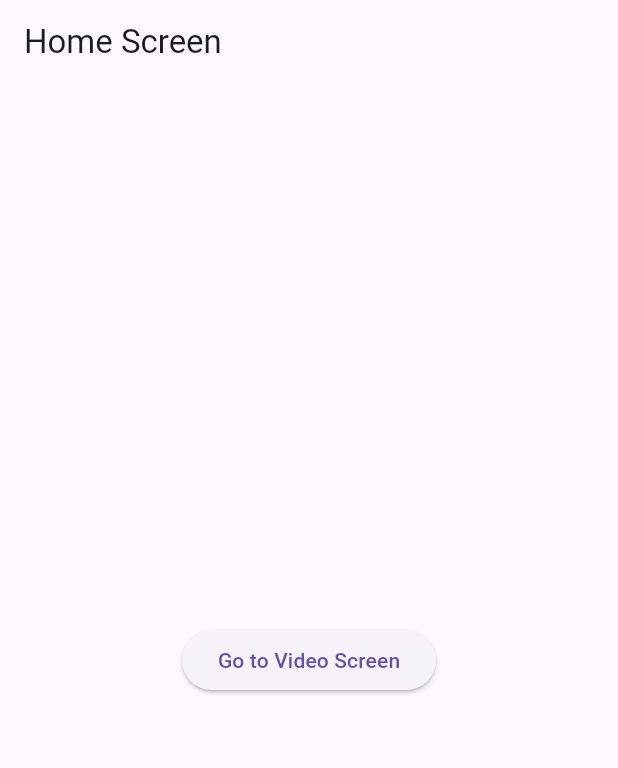
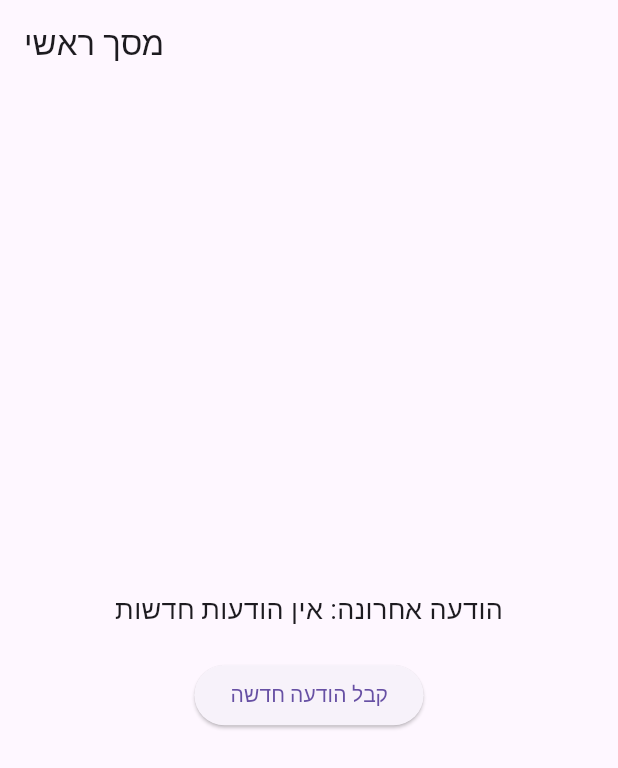
Before and after one commit to udcode/flutter_zero2hero, a Flutter app: the screen it shows after launch, on a phone screen of 412 x 824 dp. Shown: the top 768 px of the screen. Run offline on Flutter 3.47's test engine with Material 3 defaults, Android fonts, the phone set to English and light mode, and no system bars; our stand-ins replace bloc, flutter_bloc, flutter_xlider.

Commit message:
lecture_6

```diff
--- /dev/null
+++ b/lecture_6/lib/event_driven_main.dart
@@ -0,0 +1,94 @@
+import 'package:flutter/material.dart';
+
+void main() {
+  runApp(MyApp());
+}
+
+class MyApp extends StatelessWidget {
+  @override
+  Widget build(BuildContext context) {
+    return MaterialApp(
+      home: HomeScreen(),
+    );
+  }
+}
+
+class HomeScreen extends StatefulWidget {
+  @override
+  _HomeScreenState createState() => _HomeScreenState();
+}
+
+class _HomeScreenState extends State<HomeScreen> {
+  String _message = 'אין הודעות חדשות';
+
+  // פונקציה לדמות קבלת הודעת Push או אירוע חיצוני
+  void _receiveExternalEvent() async {
+    // נווט למסך חדש וקבל תוצאה חזרה
+    final result = await Navigator.push(
+      context,
+      MaterialPageRoute(builder: (context) => NewMessageScreen()),
+    );
+
+    // אם התקבלו נתונים, עדכן את המסך הראשי
+    if (result != null) {
+      setState(() {
+        _message = result;
+      });
+    }
+  }
+
+  @override
+  Widget build(BuildContext context) {
+    return Scaffold(
+      appBar: AppBar(
+        title: Text('מסך ראשי'),
+      ),
+      body: Center(
+        child: Column(
+          mainAxisAlignment: MainAxisAlignment.center,
+          children: <Widget>[
+            Text(
+              'הודעה אחרונה: $_message',
+              style: TextStyle(fontSize: 18),
+            ),
+            SizedBox(height: 20),
+            ElevatedButton(
+              onPressed: _receiveExternalEvent,
+              child: Text('קבל הודעה חדשה'),
+            ),
+          ],
+        ),
+      ),
+    );
+  }
+}
+
+class NewMessageScreen extends StatelessWidget {
+  @override
+  Widget build(BuildContext context) {
+    return Scaffold(
+      appBar: AppBar(
+        title: Text('הודעה חדשה'),
+      ),
+      body: Center(
+        child: Column(
+          mainAxisAlignment: MainAxisAlignment.center,
+          children: <Widget>[
+            Text(
+              'הודעה חדשה התקבלה!',
+              style: TextStyle(fontSize: 18),
+            ),
+            SizedBox(height: 20),
+            ElevatedButton(
+              onPressed: () {
+                // חזור למסך הראשי עם הודעה
+                Navigator.pop(context, 'הודעה חדשה נפתחה!');
+              },
+              child: Text('חזור עם הודעה'),
+            ),
+          ],
+        ),
+      ),
+    );
+  }
+}
--- a/lecture_6/lib/on_generate_route_main.dart
+++ b/lecture_6/lib/on_generate_route_main.dart
@@ -9,6 +9,9 @@
   Widget build(BuildContext context) {
     return MaterialApp(
       initialRoute: '/',
+      onUnknownRoute: (settings) {
+        return MaterialPageRoute(builder: (context) => NotFoundScreen());
+      },
       // הגדרת onGenerateRoute כדי לטפל בנתיבים דינמיים
       onGenerateRoute: (settings) {
         if (settings.name == '/') {
@@ -20,7 +23,7 @@
           );
         }
         // אם הנתיב לא נמצא - מעבר למסך 404
-        return MaterialPageRoute(builder: (context) => NotFoundScreen());
+        return null;
       },
     );
   }
```
